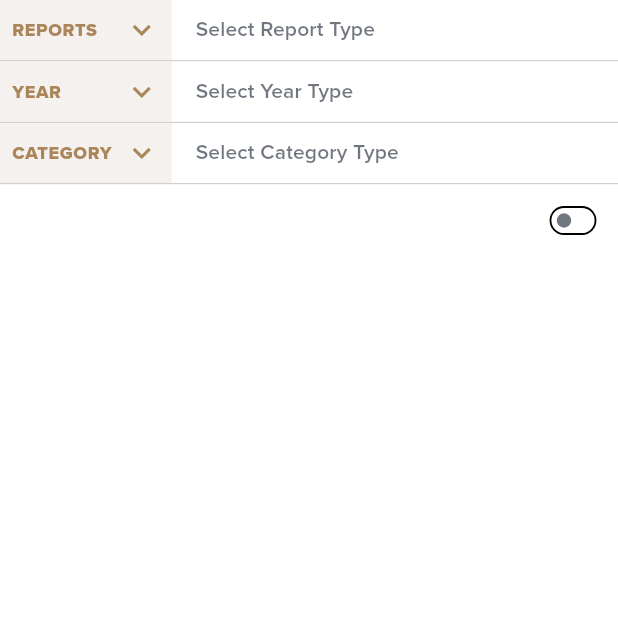
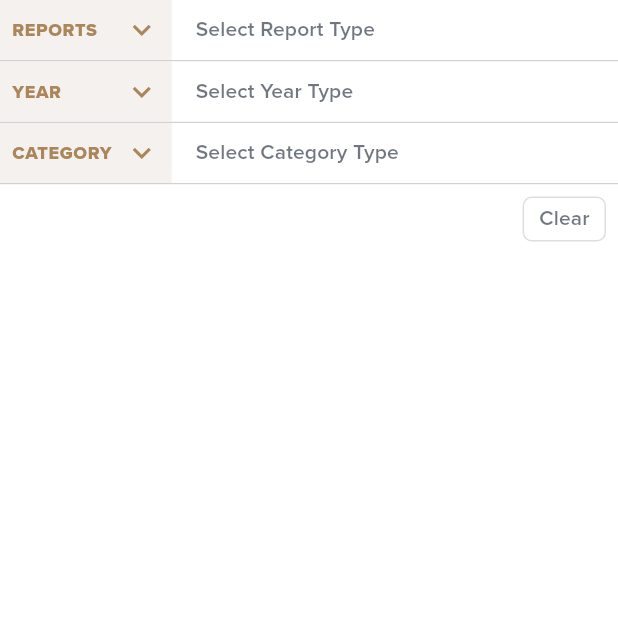
Before and after one commit to nikeshVardaam/US-Wheat-Associates, a Flutter app: the Reports screen opened directly, on a phone screen of 412 x 824 dp, the top half of it. Run offline on Flutter 3.47's test engine with Material 3 defaults, Android fonts, the phone set to English and light mode, and no system bars; our stand-ins replace flutter_svg, shared_preferences, syncfusion_flutter_charts, webview_flutter; missing offline and left inert: syncfusion_flutter_pdfviewer, webview_flutter_android; accounts and stored records are empty; network calls fail; Roboto replaces fonts that are missing (proximanovaexcn).

Commit message:
changes done

```diff
--- a/lib/calculator/distance_area/meters_yards_feet.dart
+++ b/lib/calculator/distance_area/meters_yards_feet.dart
@@ -39,7 +39,6 @@ class MetersYardsFeet extends StatelessWidget {
         builder: (context, cp, child) {
           return SingleChildScrollView(
             physics: const BouncingScrollPhysics(),
-
             child: Padding(
               padding: const EdgeInsets.all(16.0),
               child: Column(
@@ -187,7 +186,9 @@ class MetersYardsFeet extends StatelessWidget {
                   Row(
                     children: [
                       GestureDetector(
-                        onTap: () => cp.clearMeterYardFeet(),
+                        onTap: () {
+                          cp.clearMeterYardFeet();
+                        },
                         child: AppButtons().outLineMiniButton(false, AppStrings.clear, context),
                       ),
                     ],
--- a/lib/calculator/distance_area/miles_kilometer.dart
+++ b/lib/calculator/distance_area/miles_kilometer.dart
@@ -39,7 +39,6 @@ class MilesKilometer extends StatelessWidget {
       body: Consumer<CalculatorProvider>(builder: (context, cp, child) {
         return SingleChildScrollView(
           physics: const BouncingScrollPhysics(),
-
           child: Padding(
             padding: const EdgeInsets.all(16.0),
             child: Column(
--- a/lib/calculator/temperature/temperature_converter_pag.dart
+++ b/lib/calculator/temperature/temperature_converter_pag.dart
@@ -31,7 +31,6 @@ class TemperatureConverterPage extends StatelessWidget {
       body: Consumer<CalculatorProvider>(
         builder: (context, cp, child) {
           return SingleChildScrollView(
-
             physics: const BouncingScrollPhysics(),
             child: Padding(
               padding: const EdgeInsets.all(16.0),
--- a/lib/calculator/weight/bushels_metric_tons.dart
+++ b/lib/calculator/weight/bushels_metric_tons.dart
@@ -39,7 +39,6 @@ class BushelsMetricTons extends StatelessWidget {
       body: Consumer<CalculatorProvider>(builder: (context, cp, child) {
         return SingleChildScrollView(
           physics: const BouncingScrollPhysics(),
-
           child: Padding(
             padding: const EdgeInsets.all(16.0),
             child: Column(
--- a/lib/calculator/weight/common_wheat.dart
+++ b/lib/calculator/weight/common_wheat.dart
@@ -86,7 +86,6 @@ class _CommonWheatState extends State<CommonWheat> {
                 ],
               ),
               const SizedBox(height: 12),
-
               // Formula box
               Container(
                 padding: const EdgeInsets.all(12),
@@ -197,7 +196,9 @@ class _CommonWheatState extends State<CommonWheat> {
               Row(
                 children: [
                   GestureDetector(
-                    onTap: () => cp.clearTestWeight(),
+                    onTap: () {
+                      cp.clearTestWeight();
+                    },
                     child: AppButtons().outLineMiniButton(false, "Clear", context),
                   ),
                 ],
--- a/lib/dashboard_page/prices.dart
+++ b/lib/dashboard_page/prices.dart
@@ -5,6 +5,7 @@ import 'package:syncfusion_flutter_charts/charts.dart';
 import 'package:uswheat/provider/price_provider.dart';
 import 'package:uswheat/utils/app_colors.dart';
 import 'package:uswheat/utils/app_strings.dart';
+import 'package:uswheat/utils/app_widgets.dart';
 import 'package:uswheat/utils/miscellaneous.dart';
 import '../modal/sales_modal.dart';
 import '../utils/app_assets.dart';
@@ -698,12 +699,11 @@ class _PricesState extends State<Prices> {
                                                       style: Theme.of(context).textTheme.labelLarge?.copyWith(
                                                             fontWeight: FontWeight.w900,
                                                             color: AppColors.c353d4a.withOpacity(0.7),
-
                                                           ),
                                                     ),
                                                     const SizedBox(width: 4),
-                                                     Text(
-                                                      data?.cASHMT?.toDouble().toStringAsFixed(2)?? '--',
+                                                    Text(
+                                                      data?.cASHMT?.toDouble().toStringAsFixed(2) ?? '--',
                                                       style: Theme.of(context).textTheme.labelLarge?.copyWith(
                                                             fontWeight: FontWeight.w900,
                                                             color: AppColors.c353d4a.withOpacity(0.7),
--- a/lib/dashboard_page/reprts/report_detail_page.dart
+++ b/lib/dashboard_page/reprts/report_detail_page.dart
@@ -22,8 +22,7 @@ class _ReportDetailPageState extends State<ReportDetailPage> {
   WebViewController? _webController;
   bool _isLoading = true;
 
-  bool get _isPdf =>
-      widget.reportDetailArg.pdfUrl.toLowerCase().endsWith('.pdf');
+  bool get _isPdf => widget.reportDetailArg.pdfUrl.toLowerCase().endsWith('.pdf');
 
   @override
   void initState() {
@@ -94,7 +93,7 @@ class _ReportDetailPageState extends State<ReportDetailPage> {
           ),
           if (_isLoading)
             Center(
-              child:AppWidgets.loading(),
+              child: AppWidgets.loading(),
             ),
         ],
       ),
--- a/lib/dashboard_page/reprts/reports.dart
+++ b/lib/dashboard_page/reprts/reports.dart
@@ -234,33 +234,31 @@ class _ReportsState extends State<Reports> {
                   ],
                 ),
               ),
-              Row(
-                mainAxisAlignment: MainAxisAlignment.end,
-                children: [
-                  Transform.scale(
-                    scale: 0.6,
-                    child: Switch(
-                      activeColor: AppColors.c5B8EDC,
-                      inactiveThumbColor: AppColors.c353d4a.withOpacity(0.7),
-                      value: rp.isFilterCleared,
-                      onChanged: (value) {
-                        rp.isFilterCleared = value;
-                        if (value) {
-                          rp.backupFilter();
-                          rp.selectedReportType = null;
-                          rp.selectedYear = null;
-                          rp.selectedCategory = null;
-                          rp.resetPagination();
-                          rp.getDefaultReports(context: context);
-                        } else {
-                          rp.resetFilter();
-                          rp.resetPagination();
-                          rp.getReports(context: context);
-                        }
-                      },
-                    ),
+              GestureDetector(
+                onTap: () {
+                  rp.clearFilterAndReload(context: context);
+                },
+                child: Padding(
+                  padding: const EdgeInsets.symmetric(vertical: 8, horizontal: 8),
+                  child: Row(
+                    mainAxisAlignment: MainAxisAlignment.end,
+                    children: [
+                      Container(
+                        decoration: AppBoxDecoration.greyBorder(context),
+                        child: Padding(
+                          padding: const EdgeInsets.symmetric(horizontal: 10.0, vertical: 4),
+                          child: Text(
+                            AppStrings.clear,
+                            style: Theme.of(context).textTheme.labelLarge?.copyWith(
+                                  fontWeight: FontWeight.w600,
+                                  color: AppColors.c353d4a.withOpacity(0.7),
+                                ),
+                          ),
+                        ),
+                      ),
+                    ],
                   ),
-                ],
+                ),
               ),
               Expanded(
                 child: SingleChildScrollView(
@@ -298,7 +296,7 @@ class _ReportsState extends State<Reports> {
                                           child: Text(
                                             report.title ?? "",
                                             overflow: TextOverflow.ellipsis,
-                                            maxLines: 2,
+                                            maxLines: 3,
                                             style: Theme.of(context).textTheme.labelLarge?.copyWith(color: AppColors.c000000),
                                           ),
                                         ),
--- a/lib/modal/repots_modal.dart
+++ b/lib/modal/repots_modal.dart
@@ -3,12 +3,14 @@ class ReportModel {
   final String title;
   final String pdfUrl;
   final String? url;
+  final String? publishDate;
 
   ReportModel({
     required this.id,
     required this.title,
     required this.pdfUrl,
     required this.url,
+    required this.publishDate,
   });
   String get effectiveUrl => pdfUrl.isNotEmpty == true ? pdfUrl : url ?? '';
   factory ReportModel.fromJson(Map<String, dynamic> json) {
@@ -17,6 +19,7 @@ class ReportModel {
       title: json['title'] is String ? json['title'] : '',
       pdfUrl: json['pdf_url'] is String ? json['pdf_url'] : '',
       url: json['url'] is String ? json['url'] : '',
+      publishDate: json['publish_date'] is String ? json['publish_date'] : '',
     );
   }
 
```
Also changed, not shown: lib/calculator/distance_area/acres_hectares_mu.dart (+3 -5 lines), lib/calculator/distance_area/square_feet_square_meters.dart (+16 -10 lines), lib/calculator/protein/wheat_protein.dart (+3 -4 lines), lib/calculator/weight/long_metric_ton_page.dart (+27 -11 lines), lib/calculator/weight/short_ton_to_pound_page.dart (+27 -11 lines), lib/calculator/weight/short_tons_metric_tons.dart (+22 -8 lines), lib/dashboard_page/news_feed.dart (+46 -3 lines), lib/provider/price_provider.dart (+68 -32 lines), lib/provider/reports_provider.dart (+32 -19 lines), lib/service/post_services.dart (+4 -8 lines). Lines whose indentation alone changed are shown as unchanged.
